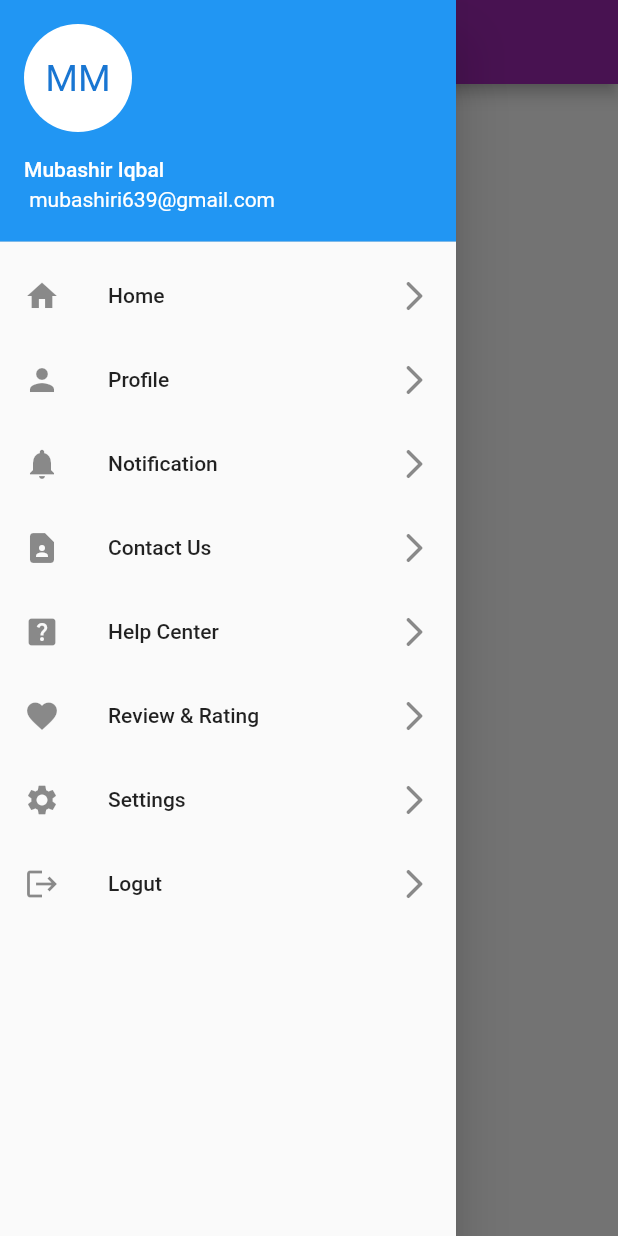
After one commit to UMER-10/react-web-app, a Flutter app: the dashBoard screen opened directly, with the side drawer open, on a phone screen of 412 x 824 dp. The commit adds this screen. Run offline on Flutter 3.47's test engine with Material 2 defaults, Android fonts, the phone set to English and light mode, and no system bars; our stand-ins replace country_code_picker; missing offline and left inert: dart:ffi.

Commit message:
new changes

```diff
--- /dev/null
+++ b/lib/dashboard.dart
@@ -0,0 +1,82 @@
+import 'package:flutter/material.dart';
+import 'package:flutter/src/widgets/container.dart';
+import 'package:flutter/src/widgets/framework.dart';
+
+class dashBoard extends StatefulWidget {
+  const dashBoard({super.key});
+
+  @override
+  State<dashBoard> createState() => _dashBoardState();
+}
+
+class _dashBoardState extends State<dashBoard> {
+  @override
+  Widget build(BuildContext context) {
+    return Scaffold(
+            resizeToAvoidBottomInset: false,
+      appBar: AppBar(
+        backgroundColor: Colors.purple,
+        title: Text('DashBoard'),centerTitle: true,),
+        drawer: Drawer(
+          child: ListView(
+            children: [
+              UserAccountsDrawerHeader(
+                accountName: Text("Mubashir Iqbal"),
+                 accountEmail:Text(" mubashiri639@gmail.com"),
+                 currentAccountPicture: CircleAvatar(
+                  backgroundColor: Colors.white,
+                  child: Text(
+                  "MM",
+                  style: TextStyle(fontSize: 25.0),
+                 ),
+                 ),
+                 ),
+                 ListTile(leading: Icon(Icons.home),
+                 title: Text("Home"),
+                 trailing: Icon(Icons.arrow_forward_ios_rounded
+                 ),
+                 ),
+                 ListTile(leading: Icon(Icons.person),
+                 title: Text("Profile"),
+                 onTap: null,
+                 trailing: Icon(Icons.arrow_forward_ios_rounded
+                 ),
+                 ),
+                 ListTile(leading: Icon(Icons.notifications),
+                 title: Text("Notification"),
+                 trailing: Icon(Icons.arrow_forward_ios_rounded
+                 ),
+                 ),
+                 ListTile(leading: Icon(Icons.contact_page),
+                 title: Text("Contact Us"),
+                 trailing: Icon(Icons.arrow_forward_ios_rounded
+                 ),
+                 ),
+                 ListTile(leading: Icon(Icons.help_center),
+                 title: Text("Help Center"),
+                 trailing: Icon(Icons.arrow_forward_ios_rounded
+                 ),
+                 ),
+                 ListTile(leading: Icon(Icons.favorite),
+                 title: Text("Review & Rating"),
+                 trailing: Icon(Icons.arrow_forward_ios_rounded
+                 ),
+                 ),
+
+                 ListTile(leading: Icon(Icons.settings),
+                 title: Text("Settings"),
+                 trailing: Icon(Icons.arrow_forward_ios_rounded
+                 ),
+                 ),
+                 ListTile(leading: Icon(Icons.logout),
+                 title: Text("Logut"),
+                 trailing: Icon(Icons.arrow_forward_ios_rounded
+                 ),
+                 ),
+
+            ],
+          ),
+        ),
+    );
+  }
+}
--- a/lib/main.dart
+++ b/lib/main.dart
@@ -1,5 +1,5 @@
 import 'package:flutter/material.dart';
-import 'package:fyp/signup.dart';
+import 'package:fyp/splashScreen.dart';
 
 void main() {
   runApp(const MyApp()
@@ -14,6 +14,6 @@ class MyApp extends StatelessWidget {
   Widget build(BuildContext context) {
 
     return MaterialApp( debugShowCheckedModeBanner: false,
-      home:signupScreen( ) ,);
+      home:splashScreen( ) ,);
   }
 }
--- a/pubspec.yaml
+++ b/pubspec.yaml
@@ -41,6 +41,7 @@ dependencies:
 
 
 
+
 dev_dependencies:
   flutter_test:
     sdk: flutter
@@ -62,6 +63,8 @@ flutter:
   # included with your application, so that you can use the icons in
   # the material Icons class.
   uses-material-design: true
+  assets:
+  - assets/images/
 
   # To add assets to your application, add an assets section, like this:
   # assets:
```
Also changed, not shown: lib/createprofile.dart (+15 -3 lines), lib/splashScreen.dart (added, +42 -0 lines), assets/images/csmdxpxl.png (added), csmdxpxl.png (added), 7 other files.
